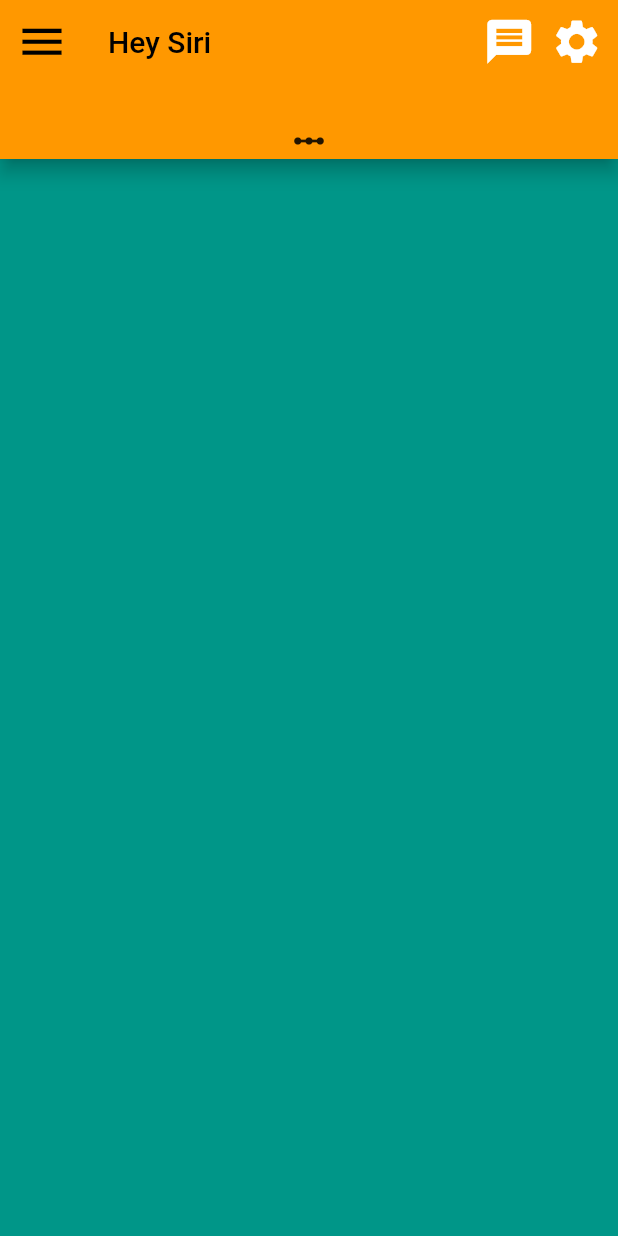
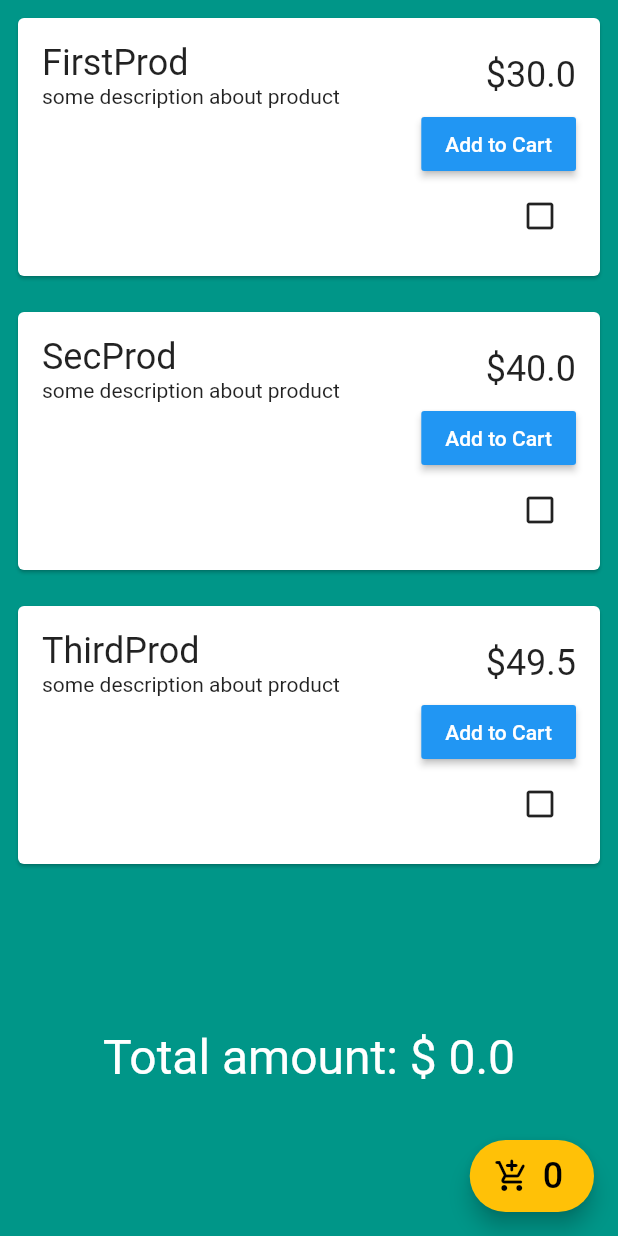
Before and after one commit to AlMamun-CSE/GetX-State-Management-Online-Shop-, a Flutter app: the screen it shows after launch, on a phone screen of 412 x 824 dp. Run offline on Flutter 3.47's test engine with Material 2 defaults, Android fonts, the phone set to English and light mode, and no system bars; our stand-ins replace get.

```diff
--- /dev/null
+++ b/lib/controllers/CartController.dart
@@ -0,0 +1,14 @@
+import 'package:get/get.dart';
+import 'package:get/get_state_manager/get_state_manager.dart';
+import 'package:online_shop_getx/models/Product.dart';
+
+
+class CartController extends GetxController{
+  var cartItems = <Product>[].obs;
+  int get count => cartItems.length;
+  double get totalPrice => cartItems.fold(0, (sum, item) => sum + item.price);
+
+  addToCart(Product product) {
+    cartItems.add(product);
+  }
+}
--- /dev/null
+++ b/lib/controllers/shoppingController.dart
@@ -0,0 +1,40 @@
+import 'package:get/get_state_manager/get_state_manager.dart';
+import 'package:online_shop_getx/models/Product.dart';
+import 'package:get/get.dart';
+
+
+class ShoppingController extends GetxController {
+ var products = <Product>[].obs;
+
+  @override
+  void onInit() {
+    super.onInit();
+    fetchProducts();
+  }
+
+  void fetchProducts() async {
+    await Future.delayed(Duration(seconds: 1));
+    var productResult = [
+      Product(
+          id: 1,
+          price: 30,
+          productDescription: 'some description about product',
+          productImage: 'abd',
+          productName: 'FirstProd'),
+      Product(
+          id: 2,
+          price: 40,
+          productDescription: 'some description about product',
+          productImage: 'abd',
+          productName: 'SecProd'),
+      Product(
+          id: 3,
+          price: 49.5,
+          productDescription: 'some description about product',
+          productImage: 'abd',
+          productName: 'ThirdProd'),
+    ];
+
+    products.value = productResult;
+  }
+}
--- /dev/null
+++ b/lib/models/Product.dart
@@ -0,0 +1,19 @@
+import 'package:get/state_manager.dart';
+
+class Product{
+  final int id;
+  final String productName;
+  final String productImage;
+  final String productDescription;
+  final double price;
+
+  Product({
+    required this.id,
+    required this.productName,
+    required this.productDescription,
+    required this.productImage,
+    required this.price
+  });
+
+  final isFavorite = false.obs;
+}
--- a/lib/views/ShoppingPage.dart
+++ b/lib/views/ShoppingPage.dart
@@ -1,53 +1,104 @@
 import 'package:flutter/material.dart';
+import 'package:get/get.dart';
+import 'package:online_shop_getx/controllers/CartController.dart';
+import 'package:online_shop_getx/controllers/shoppingController.dart';
 
-class ShoppingPage extends StatefulWidget {
-  ShoppingPage({Key? key}) : super(key: key);
+class ShoppingPage extends StatelessWidget {
+  final shoppingController = Get.put(ShoppingController());
+  final cartController = Get.put(CartController());
 
-  @override
-  _ShoppingPageState createState() => _ShoppingPageState();
-}
-
-class _ShoppingPageState extends State<ShoppingPage> {
   @override
   Widget build(BuildContext context) {
     return Scaffold(
       backgroundColor: Colors.teal,
-      appBar: AppBar(
-        //centerTitle: false,
-        backgroundColor: Colors.orange,
-        elevation: 5.0,
-        title: Text(
-          "Hey Siri",
-          style: TextStyle(
-            color: Colors.black,
-          ),
+      body: SafeArea(
+        child: Column(
+          children: [
+            Expanded(
+              child: GetX<ShoppingController>(
+                builder: (controller) {
+                  return ListView.builder(
+                    itemCount: controller.products.length,
+                    itemBuilder: (context, index) {
+                      return Card(
+                        margin: const EdgeInsets.all(12),
+                        child: Padding(
+                          padding: const EdgeInsets.all(16.0),
+                          child: Column(
+                            crossAxisAlignment: CrossAxisAlignment.end,
+                            children: [
+                              Row(
+                                mainAxisAlignment:
+                                    MainAxisAlignment.spaceBetween,
+                                children: [
+                                  Column(
+                                    crossAxisAlignment:
+                                        CrossAxisAlignment.start,
+                                    children: [
+                                      Text(
+                                        '${controller.products[index].productName}',
+                                        style: TextStyle(fontSize: 24),
+                                      ),
+                                      Text(
+                                          '${controller.products[index].productDescription}'),
+                                    ],
+                                  ),
+                                  Text('\$${controller.products[index].price}',
+                                      style: TextStyle(fontSize: 24)),
+                                ],
+                              ),
+                              RaisedButton(
+                                onPressed: () {
+                                  cartController
+                                      .addToCart(controller.products[index]);
+                                },
+                                color: Colors.blue,
+                                textColor: Colors.white,
+                                child: Text('Add to Cart'),
+                              ),
+                              Obx(() => IconButton(
+                                    icon: controller
+                                            .products[index].isFavorite.value
+                                        ? Icon(Icons.check_box_rounded)
+                                        : Icon(Icons
+                                            .check_box_outline_blank_outlined),
+                                    onPressed: () {
+                                      controller.products[index].isFavorite
+                                          .toggle();
+                                    },
+                                  ))
+                            ],
+                          ),
+                        ),
+                      );
+                    },
+                  );
+                },
+              ),
+            ),
+            GetX<CartController>(builder: (controller) {
+              return Text(
+                'Total amount: \$ ${controller.totalPrice}',
+                style: TextStyle(fontSize: 32, color: Colors.white),
+              );
+            }),
+            SizedBox(height: 100),
+          ],
         ),
-        actions: <Widget>[
-          Icon(
-            Icons.message,
-            size: 35.0,
-          ),
-          SizedBox(
-            width: 10.0,
-          ),
-          Icon(
-            Icons.settings,
-            size: 35.0,
-          ),
-          SizedBox(
-            width: 10.0,
-          )
-        ],
-        leading: Icon(
-          Icons.menu,
+      ),
+      floatingActionButton: FloatingActionButton.extended(
+        onPressed: () {},
+        backgroundColor: Colors.amber,
+        icon: Icon(
+          Icons.add_shopping_cart_rounded,
           color: Colors.black,
-          size: 35.0,
         ),
-        bottom: PreferredSize(
-          child: Icon(Icons.linear_scale),
-          preferredSize: Size.fromHeight(50.0),
-        ),
-        brightness: Brightness.light,
+        label: GetX<CartController>(builder: (controller) {
+          return Text(
+            controller.count.toString(),
+            style: TextStyle(color: Colors.black, fontSize: 24),
+          );
+        }),
       ),
     );
   }
```
